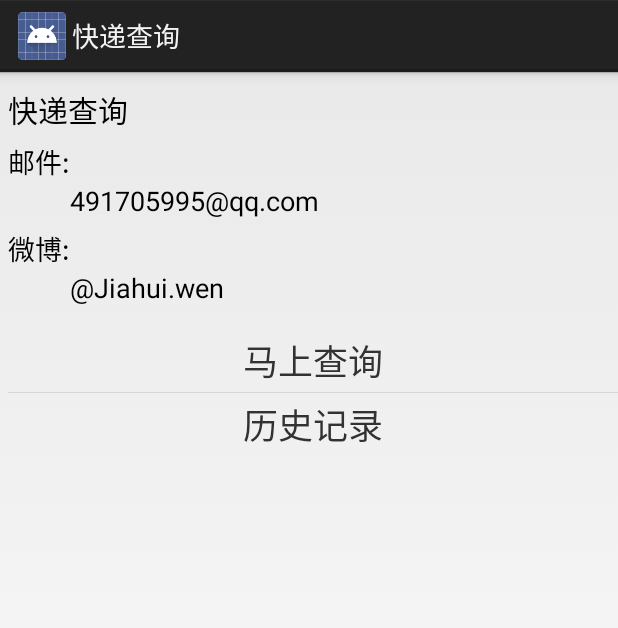
After one commit to wenjiahui/NewExperssSearch, an Android app: the fragment DrawerFragment shown on its own in the app's theme, on a phone screen of 412 x 824 dp. The commit adds this screen. Shown: the top 628 px of the screen. Run offline under Robolectric (Android 15) with nearby library versions, the phone set to English and light mode, and no system bars; 1 statement that could not run was skipped.

Commit message:
大概布局已完成。

```diff
--- a/ExpressSearcher/build.gradle
+++ b/ExpressSearcher/build.gradle
@@ -24,5 +24,7 @@ android {
 
 dependencies {
 	compile 'com.android.support:support-v4:18.0.0'
-	compile 'com.android.support:appcompat-v7:18.0.0'
+    compile project(':libraries:actionbarsherlock')
+    compile project(':libraries:CardsUILib')
+    compile project(':libraries:menudrawer')
 }
--- /dev/null
+++ b/ExpressSearcher/src/main/java/org/wen/express/type/Category.java
@@ -0,0 +1,23 @@
+package org.wen.express.type;
+
+import org.wen.express.AppContext;
+import org.wen.express.R;
+
+/**
+ * 标记Drawer的每一项
+ * Created by wenjiahui on 9/18/13.
+ */
+public enum Category {
+    SEARCH(AppContext.getInstance().getResources().getString(R.string.search)), //主界面
+    HISTORY(AppContext.getInstance().getResources().getString(R.string.history)); //查询历史记录
+
+    private String value;
+
+    Category(String value) {
+        this.value = value;
+    }
+
+    public String getValue() {
+        return value;
+    }
+}
--- /dev/null
+++ b/ExpressSearcher/src/main/java/org/wen/express/ui/adapter/DrawerAdapter.java
@@ -0,0 +1,51 @@
+package org.wen.express.ui.adapter;
+
+import android.content.Context;
+import android.view.LayoutInflater;
+import android.view.View;
+import android.view.ViewGroup;
+import android.widget.BaseAdapter;
+import android.widget.TextView;
+
+import org.wen.express.R;
+import org.wen.express.type.Category;
+
+/**
+ * Created by wenjiahui on 9/18/13.
+ */
+public class DrawerAdapter  extends BaseAdapter{
+
+    private LayoutInflater inflater;
+
+    public DrawerAdapter(Context context) {
+        inflater = LayoutInflater.from(context);
+    }
+
+    @Override
+    public int getCount() {
+        return Category.values().length;
+    }
+
+    @Override
+    public Object getItem(int i) {
+        return Category.values()[i];
+    }
+
+    @Override
+    public long getItemId(int i) {
+        return i;
+    }
+
+    @Override
+    public View getView(int i, View view, ViewGroup viewGroup) {
+        if (view == null) {
+            view = inflater.inflate(R.layout.item_drawer, null);
+        }
+        TextView item = (TextView) view.findViewById(R.id.item);
+        String displayName = ((Category)getItem(i)).getValue();
+        item.setText(displayName);
+
+        view.setTag(getItem(i));
+        return view;
+    }
+}
--- /dev/null
+++ b/ExpressSearcher/src/main/java/org/wen/express/ui/fragment/DrawerFragment.java
@@ -0,0 +1,77 @@
+package org.wen.express.ui.fragment;
+
+import android.app.Activity;
+import android.os.Bundle;
+import android.support.v4.app.Fragment;
+import android.view.LayoutInflater;
+import android.view.View;
+import android.view.ViewGroup;
+import android.widget.AdapterView;
+import android.widget.ListView;
+
+import org.wen.express.R;
+import org.wen.express.type.Category;
+import org.wen.express.ui.MainActivity;
+import org.wen.express.ui.adapter.DrawerAdapter;
+
+/**
+ * Created by wenjiahui on 9/18/13.
+ */
+public class DrawerFragment extends Fragment{
+
+    private static DrawerFragment instance;
+
+    public static DrawerFragment getInstance() {
+        if (instance == null) {
+            instance = new DrawerFragment();
+        }
+        return instance;
+    }
+
+    private View drawerMenu;
+
+    private MainActivity mainActivity;
+
+    @Override
+    public void onActivityCreated(Bundle savedInstanceState) {
+        super.onActivityCreated(savedInstanceState);
+    }
+
+    @Override
+    public View onCreateView(LayoutInflater inflater, ViewGroup container, Bundle savedInstanceState) {
+        drawerMenu = inflater.inflate(R.layout.fragment_drawer, null);
+        initlize();
+        return drawerMenu;
+    }
+
+    @Override
+    public void onAttach(Activity activity) {
+        super.onAttach(activity);
+        try {
+            mainActivity = (MainActivity) activity;
+        } catch (Exception e) {
+            e.printStackTrace();
+        }
+    }
+
+    //初始化界面，绑定监听器
+    private void initlize() {
+        ListView listView = (ListView) drawerMenu.findViewById(R.id.drawer_items);
+        listView.setAdapter(new DrawerAdapter(getActivity()));
+        listView.setOnItemClickListener(new AdapterView.OnItemClickListener() {
+            @Override
+            public void onItemClick(AdapterView<?> adapterView, View view, int i, long l) {
+                if (mainActivity != null) {
+                    mainActivity.onDrawerItemSelected((Category)view.getTag());
+                }
+            }
+        });
+
+    }
+
+    @Override
+    public void onDetach() {
+        super.onDetach();
+        mainActivity = null;
+    }
+}
--- a/ExpressSearcher/src/main/java/org/wen/express/ui/fragment/HistoryFragment.java
+++ b/ExpressSearcher/src/main/java/org/wen/express/ui/fragment/HistoryFragment.java
@@ -5,6 +5,9 @@ import android.support.v4.app.Fragment;
 import android.view.LayoutInflater;
 import android.view.View;
 import android.view.ViewGroup;
+
+import org.wen.express.R;
+
 
 /**
  * Created by wenjiahui on 9/1/13.
@@ -27,6 +30,6 @@ public class HistoryFragment extends Fragment {
 
     @Override
     public View onCreateView(LayoutInflater inflater, ViewGroup container, Bundle savedInstanceState) {
-        return super.onCreateView(inflater, container, savedInstanceState);
+        return inflater.inflate(R.layout.fragment_history, null);
     }
 }
--- /dev/null
+++ b/ExpressSearcher/src/main/res/layout/fragment_drawer.xml
@@ -0,0 +1,80 @@
+<?xml version="1.0" encoding="utf-8"?>
+
+<LinearLayout xmlns:android="http://schemas.android.com/apk/res/android"
+    android:orientation="vertical"
+    android:layout_width="match_parent"
+    android:paddingLeft="5dp"
+    android:layout_height="match_parent">
+
+    <TableLayout
+        android:layout_width="match_parent"
+        android:layout_height="wrap_content">
+
+        <LinearLayout
+            android:layout_marginTop="10dp"
+            android:layout_width="match_parent"
+            android:layout_height="wrap_content">
+
+
+            <TextView
+                android:textSize="20sp"
+                style="@style/display_text_style"
+                android:text="@string/app_name" />
+
+        </LinearLayout>
+
+        <TableRow
+            android:layout_marginTop="6dp"
+            android:layout_width="match_parent"
+            android:layout_height="wrap_content">
+
+            <TextView
+                style="@style/display_text_style"
+                android:text="@string/email" />
+
+        </TableRow>
+
+        <TableRow
+            android:layout_width="match_parent"
+            android:layout_height="wrap_content">
+
+            <TextView style="@style/display_text_style" />
+
+            <TextView
+                style="@style/display_text_style"
+                android:text="@string/email_address" />
+
+        </TableRow>
+
+        <TableRow
+            android:layout_marginTop="6dp"
+            android:layout_width="match_parent"
+            android:layout_height="wrap_content">
+
+            <TextView
+                style="@style/display_text_style"
+                android:text="@string/weibo" />
+
+        </TableRow>
+
+        <TableRow
+            android:layout_width="match_parent"
+            android:layout_height="wrap_content">
+
+            <TextView style="@style/display_text_style" />
+
+            <TextView
+                style="@style/display_text_style"
+                android:text="@string/weibo_name" />
+
+        </TableRow>
+
+    </TableLayout>
+
+    <ListView
+        android:id="@+id/drawer_items"
+        android:layout_marginTop="15dp"
+        android:layout_height="wrap_content"
+        android:layout_width="match_parent" />
+
+</LinearLayout>
--- /dev/null
+++ b/ExpressSearcher/src/main/res/layout/item_drawer.xml
@@ -0,0 +1,16 @@
+<?xml version="1.0" encoding="utf-8"?>
+
+<LinearLayout xmlns:android="http://schemas.android.com/apk/res/android"
+    android:orientation="vertical" android:layout_width="match_parent"
+    android:paddingTop="@dimen/activity_horizontal_margin"
+    android:paddingBottom="@dimen/activity_horizontal_margin"
+    android:layout_height="wrap_content">
+
+    <TextView
+        android:id="@+id/item"
+        android:textSize="23sp"
+        android:gravity="center"
+        android:layout_height="wrap_content"
+        android:layout_width="match_parent" />
+
+</LinearLayout>
--- a/ExpressSearcher/src/main/res/layout/often_used_company.xml
+++ b/ExpressSearcher/src/main/res/layout/often_used_company.xml
@@ -89,7 +89,7 @@
         <Button
             android:id="@+id/bnt_more"
             style="@style/button_often_used_companys"
-            android:onClick="oftenUsed"
+            android:onClick="moreCompany"
             android:text="@string/company_more" />
     </TableRow>
 
--- a/ExpressSearcher/src/main/res/values/strings.xml
+++ b/ExpressSearcher/src/main/res/values/strings.xml
@@ -4,7 +4,7 @@
     <string name="app_name">快递查询</string>
     <string name="action_settings">Settings</string>
     <string name="email">邮件:</string>
-    <string name="email_address">"jiahuiwen622111@gmail.com"</string>
+    <string name="email_address">"491705995@qq.com"</string>
     <string name="weibo">微博:</string>
     <string name="weibo_name">"@Jiahui.wen"</string>
     <string name="click_to_main">点击我</string>
@@ -38,5 +38,6 @@
     <string name="cancel">取消</string>
     <string name="title_activity_more">more</string>
     <string name="hello_world">Hello world!</string>
-
+    <string name="search">马上查询</string>
+    <string name="history">历史记录</string>
 </resources>
```
Also changed, not shown: ExpressSearcher/src/main/java/org/wen/express/type/AppConstant.java (added, +10 -0 lines), ExpressSearcher/src/main/java/org/wen/express/ui/MainActivity.java (+48 -13 lines), ExpressSearcher/src/main/java/org/wen/express/ui/MoreActivity.java (+5 -8 lines), ExpressSearcher/src/main/res/layout/menu_drawer.xml (+4 -55 lines), 1 other file.
